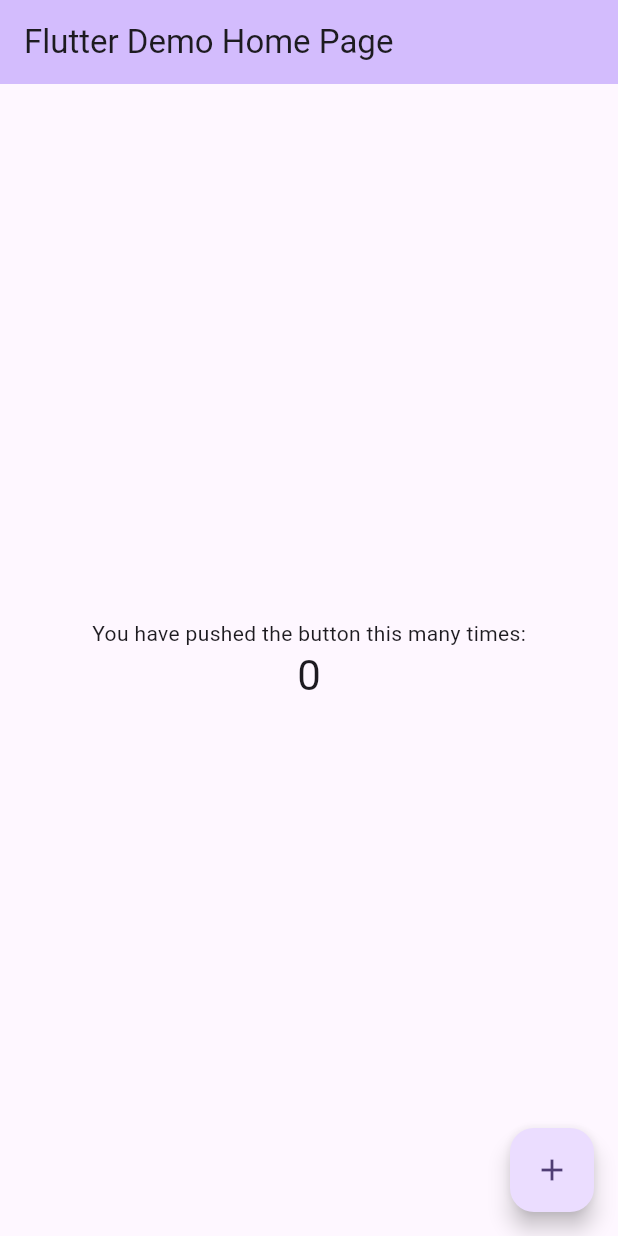
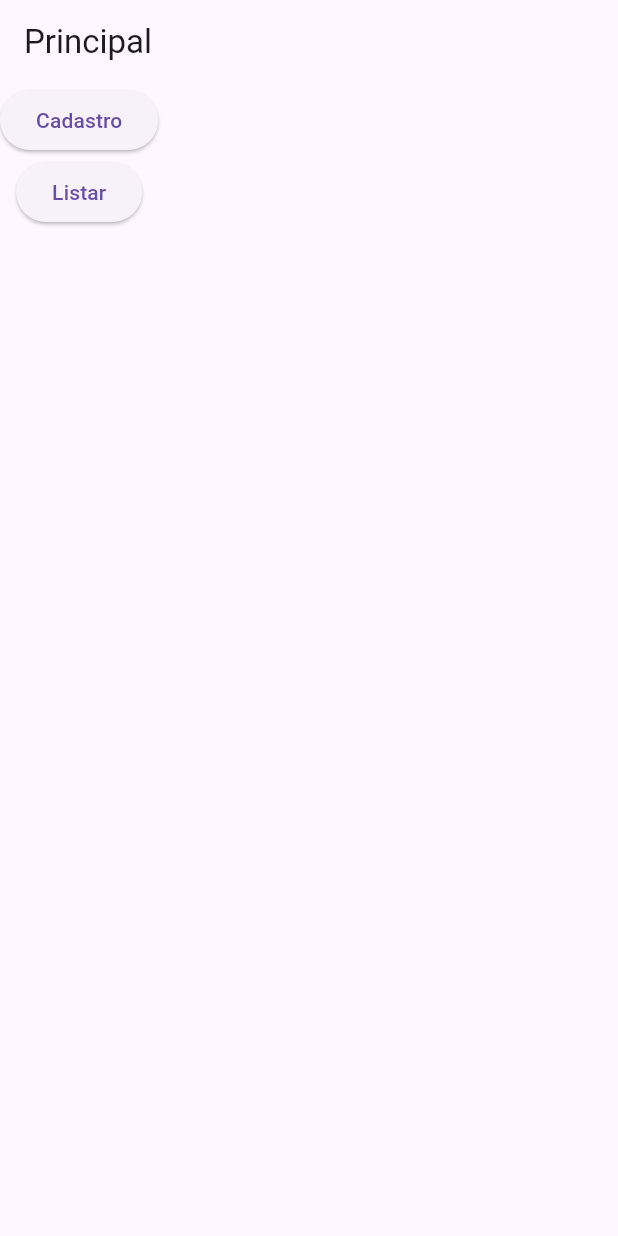
Before and after one commit to ggabriel537/AgendaFlutter, a Flutter app: the screen it shows after launch, on a phone screen of 412 x 824 dp. Run offline on Flutter 3.47's test engine with Material 3 defaults, Android fonts, the phone set to English and light mode, and no system bars.

Commit message:
Implementado trabalho em sala de exemplo para se basear nele.

```diff
--- a/lib/main.dart
+++ b/lib/main.dart
@@ -1,125 +1,155 @@
 import 'package:flutter/material.dart';
 
 void main() {
-  runApp(const MyApp());
+  runApp(MyApp());
 }
 
 class MyApp extends StatelessWidget {
-  const MyApp({super.key});
-
-  // This widget is the root of your application.
   @override
   Widget build(BuildContext context) {
     return MaterialApp(
-      title: 'Flutter Demo',
-      theme: ThemeData(
-        // This is the theme of your application.
-        //
-        // TRY THIS: Try running your application with "flutter run". You'll see
-        // the application has a purple toolbar. Then, without quitting the app,
-        // try changing the seedColor in the colorScheme below to Colors.green
-        // and then invoke "hot reload" (save your changes or press the "hot
-        // reload" button in a Flutter-supported IDE, or press "r" if you used
-        // the command line to start the app).
-        //
-        // Notice that the counter didn't reset back to zero; the application
-        // state is not lost during the reload. To reset the state, use hot
-        // restart instead.
-        //
-        // This works for code too, not just values: Most code changes can be
-        // tested with just a hot reload.
-        colorScheme: ColorScheme.fromSeed(seedColor: Colors.deepPurple),
-        useMaterial3: true,
-      ),
-      home: const MyHomePage(title: 'Flutter Demo Home Page'),
+      home: Principal(),
     );
   }
 }
 
-class MyHomePage extends StatefulWidget {
-  const MyHomePage({super.key, required this.title});
-
-  // This widget is the home page of your application. It is stateful, meaning
-  // that it has a State object (defined below) that contains fields that affect
-  // how it looks.
-
-  // This class is the configuration for the state. It holds the values (in this
-  // case the title) provided by the parent (in this case the App widget) and
-  // used by the build method of the State. Fields in a Widget subclass are
-  // always marked "final".
-
-  final String title;
+class Cadastro extends StatefulWidget {
+  final CarrosRepository carros;
+  Cadastro({required this.carros});
 
   @override
-  State<MyHomePage> createState() => _MyHomePageState();
+  State<Cadastro> createState() => _CadastroState(carros: carros);
 }
 
-class _MyHomePageState extends State<MyHomePage> {
-  int _counter = 0;
+class _CadastroState extends State<Cadastro> {
+  final TextEditingController nomeController = TextEditingController();
+  final TextEditingController corController = TextEditingController();
+  final CarrosRepository carros;
 
-  void _incrementCounter() {
-    setState(() {
-      // This call to setState tells the Flutter framework that something has
-      // changed in this State, which causes it to rerun the build method below
-      // so that the display can reflect the updated values. If we changed
-      // _counter without calling setState(), then the build method would not be
-      // called again, and so nothing would appear to happen.
-      _counter++;
-    });
-  }
+  _CadastroState({required this.carros});
 
   @override
   Widget build(BuildContext context) {
-    // This method is rerun every time setState is called, for instance as done
-    // by the _incrementCounter method above.
-    //
-    // The Flutter framework has been optimized to make rerunning build methods
-    // fast, so that you can just rebuild anything that needs updating rather
-    // than having to individually change instances of widgets.
     return Scaffold(
       appBar: AppBar(
-        // TRY THIS: Try changing the color here to a specific color (to
-        // Colors.amber, perhaps?) and trigger a hot reload to see the AppBar
-        // change color while the other colors stay the same.
-        backgroundColor: Theme.of(context).colorScheme.inversePrimary,
-        // Here we take the value from the MyHomePage object that was created by
-        // the App.build method, and use it to set our appbar title.
-        title: Text(widget.title),
+        title: Text('Cadastro de Carros'),
       ),
-      body: Center(
-        // Center is a layout widget. It takes a single child and positions it
-        // in the middle of the parent.
+      body: Padding(
+        padding: const EdgeInsets.all(16.0),
         child: Column(
-          // Column is also a layout widget. It takes a list of children and
-          // arranges them vertically. By default, it sizes itself to fit its
-          // children horizontally, and tries to be as tall as its parent.
-          //
-          // Column has various properties to control how it sizes itself and
-          // how it positions its children. Here we use mainAxisAlignment to
-          // center the children vertically; the main axis here is the vertical
-          // axis because Columns are vertical (the cross axis would be
-          // horizontal).
-          //
-          // TRY THIS: Invoke "debug painting" (choose the "Toggle Debug Paint"
-          // action in the IDE, or press "p" in the console), to see the
-          // wireframe for each widget.
-          mainAxisAlignment: MainAxisAlignment.center,
-          children: <Widget>[
-            const Text(
-              'You have pushed the button this many times:',
+          children: [
+            TextField(
+              decoration: InputDecoration(labelText: 'Entre com nome'),
+              controller: nomeController,
             ),
-            Text(
-              '$_counter',
-              style: Theme.of(context).textTheme.headlineMedium,
+            TextField(
+              decoration: InputDecoration(labelText: 'Entre com cor'),
+              controller: corController,
+            ),
+            SizedBox(height: 20),
+            ElevatedButton(
+              onPressed: () {
+                setState(() {
+                  carros.addCarros(Carro(
+                      nome: nomeController.text, cor: corController.text));
+                });
+                Navigator.pop(context);
+              },
+              child: Text('Salvar'),
             ),
           ],
         ),
       ),
-      floatingActionButton: FloatingActionButton(
-        onPressed: _incrementCounter,
-        tooltip: 'Increment',
-        child: const Icon(Icons.add),
-      ), // This trailing comma makes auto-formatting nicer for build methods.
     );
   }
 }
+
+class Principal extends StatelessWidget {
+  final CarrosRepository carros = CarrosRepository();
+
+  @override
+  Widget build(BuildContext context) {
+    return Scaffold(
+      appBar: AppBar(
+        title: Text('Principal'),
+      ),
+      body: Column(
+        children: [
+          ElevatedButton(
+            onPressed: () {
+              Navigator.push(
+                context,
+                MaterialPageRoute(
+                  builder: (context) => Cadastro(carros: carros),
+                ),
+              );
+            },
+            child: Text("Cadastro"),
+          ),
+          ElevatedButton(
+            onPressed: () {
+              Navigator.push(
+                context,
+                MaterialPageRoute(
+                  builder: (context) => Listagem(carros: carros),
+                ),
+              );
+            },
+            child: Text("Listar"),
+          ),
+        ],
+      ),
+    );
+  }
+}
+
+class Listagem extends StatefulWidget {
+  final CarrosRepository carros;
+  Listagem({required this.carros});
+
+  @override
+  State<Listagem> createState() => ListagemState(carros: carros);
+}
+
+class ListagemState extends State<Listagem> {
+  final CarrosRepository carros;
+
+  ListagemState({required this.carros});
+
+  @override
+  Widget build(BuildContext context) {
+    return Scaffold(
+      appBar: AppBar(
+        title: Text('Listagem de Carros'),
+      ),
+      body: ListView.builder(
+        itemCount: carros.getCarros().length,
+        itemBuilder: (context, index) {
+          Carro c = carros.getCarros()[index];
+          return ListTile(
+            title: Text(c.nome),
+            subtitle: Text(c.cor),
+          );
+        },
+      ),
+    );
+  }
+}
+
+class Carro {
+  final String nome;
+  final String cor;
+  Carro({required this.nome, required this.cor});
+}
+
+class CarrosRepository {
+  final List<Carro> carros = [];
+
+  void addCarros(Carro c) {
+    carros.add(c);
+  }
+
+  List<Carro> getCarros() {
+    return carros;
+  }
+}
```
